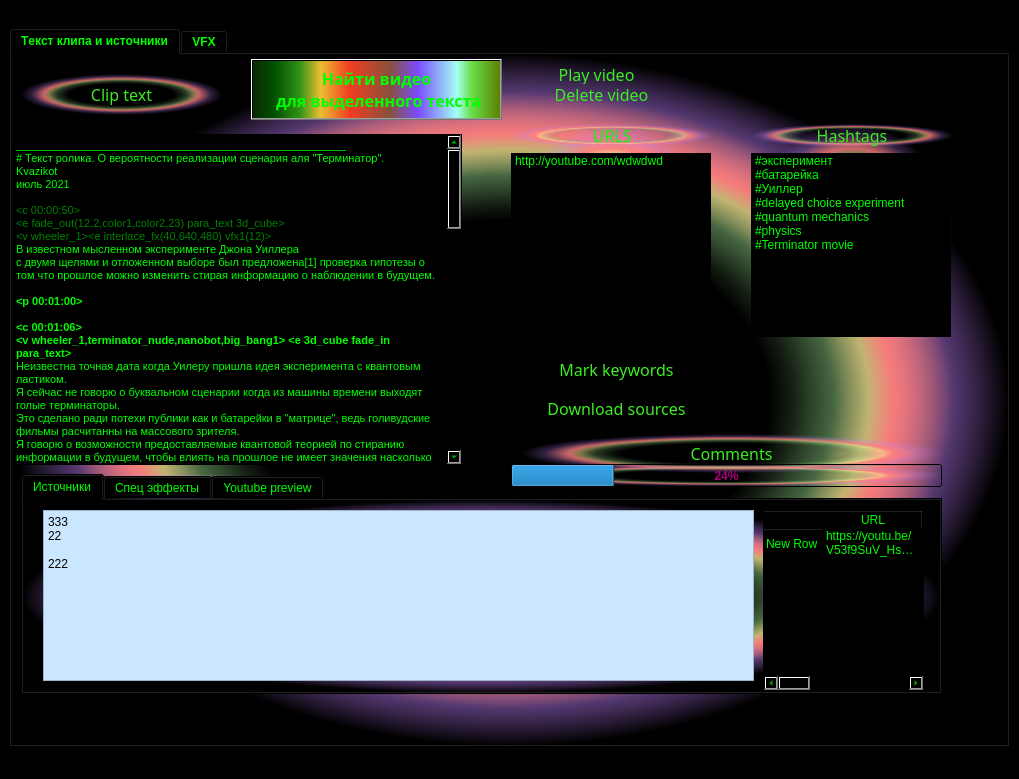
Old version of the form VideoCube/VideoCubeCV/mainwindow.ui in the repository Kvazikot/VideoProjects.
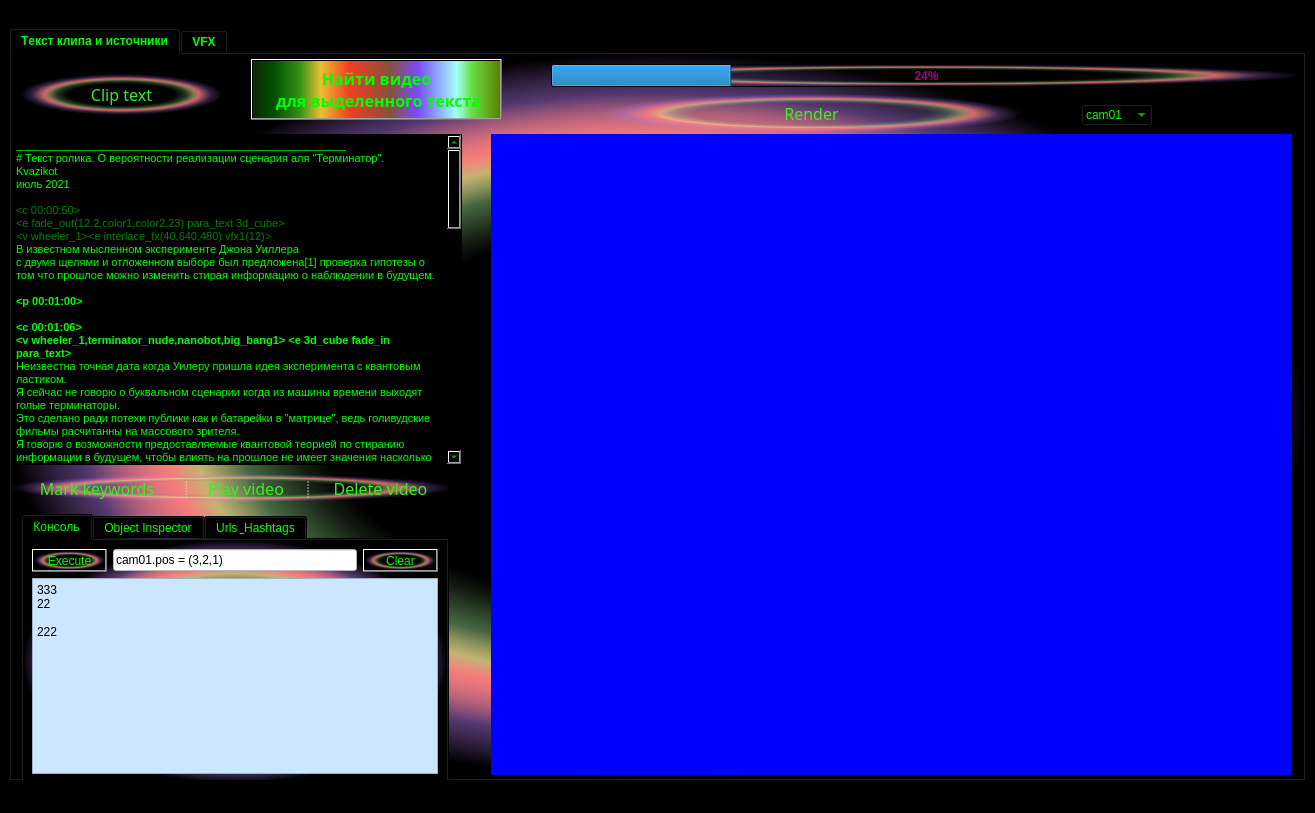
New version of the form.

Commit message: form design changed

Patch:
```diff
--- a/VideoCube/VideoCubeCV/mainwindow.ui
+++ b/VideoCube/VideoCubeCV/mainwindow.ui
@@ -6,8 +6,8 @@
    <rect>
     <x>0</x>
     <y>0</y>
-    <width>1019</width>
-    <height>779</height>
+    <width>1315</width>
+    <height>813</height>
    </rect>
   </property>
   <property name="windowTitle">
@@ -338,53 +338,11 @@
          <set>Qt::AlignCenter</set>
         </property>
        </widget>
-       <widget class="QPushButton" name="markKeywordsButton">
-        <property name="geometry">
-         <rect>
-          <x>490</x>
-          <y>300</y>
-          <width>231</width>
-          <height>31</height>
-         </rect>
-        </property>
-        <property name="sizePolicy">
-         <sizepolicy hsizetype="Fixed" vsizetype="Fixed">
-          <horstretch>0</horstretch>
-          <verstretch>0</verstretch>
-         </sizepolicy>
-        </property>
-        <property name="font">
-         <font>
-          <family>Magneto</family>
-          <pointsize>12</pointsize>
-          <weight>9</weight>
-          <italic>false</italic>
-          <bold>false</bold>
-          <underline>false</underline>
-         </font>
-        </property>
-        <property name="autoFillBackground">
-         <bool>false</bool>
-        </property>
-        <property name="styleSheet">
-         <string notr="true">color: rgb(60, 238, 33);
-font: 75 12pt &quot;Magneto&quot;;</string>
-        </property>
-        <property name="text">
-         <string>Mark keywords</string>
-        </property>
-        <property name="checkable">
-         <bool>false</bool>
-        </property>
-        <property name="flat">
-         <bool>true</bool>
-        </property>
-       </widget>
        <widget class="QLabel" name="label_5">
         <property name="geometry">
          <rect>
-          <x>510</x>
-          <y>380</y>
+          <x>590</x>
+          <y>40</y>
           <width>421</width>
           <height>39</height>
          </rect>
@@ -403,7 +361,7 @@
 font: 75 12pt &quot;Magneto&quot;;</string>
         </property>
         <property name="text">
-         <string>Comments</string>
+         <string>Render</string>
         </property>
         <property name="alignment">
          <set>Qt::AlignCenter</set>
@@ -1259,136 +1217,13 @@
          <bool>false</bool>
         </property>
        </widget>
-       <widget class="QPushButton" name="playVideoButton">
-        <property name="geometry">
-         <rect>
-          <x>530</x>
-          <y>10</y>
-          <width>111</width>
-          <height>21</height>
-         </rect>
-        </property>
-        <property name="sizePolicy">
-         <sizepolicy hsizetype="Fixed" vsizetype="Fixed">
-          <horstretch>0</horstretch>
-          <verstretch>0</verstretch>
-         </sizepolicy>
-        </property>
-        <property name="font">
-         <font>
-          <family>Magneto</family>
-          <pointsize>12</pointsize>
-          <weight>9</weight>
-          <italic>false</italic>
-          <bold>false</bold>
-          <underline>false</underline>
-         </font>
-        </property>
-        <property name="styleSheet">
-         <string notr="true">color: rgb(60, 238, 33);
-font: 75 12pt &quot;Magneto&quot;;</string>
-        </property>
-        <property name="text">
-         <string>Play video</string>
-        </property>
-        <property name="checkable">
-         <bool>false</bool>
-        </property>
-        <property name="default">
-         <bool>false</bool>
-        </property>
-        <property name="flat">
-         <bool>true</bool>
-        </property>
-       </widget>
-       <widget class="QPushButton" name="downloadSourcesButton">
-        <property name="geometry">
-         <rect>
-          <x>490</x>
-          <y>340</y>
-          <width>231</width>
-          <height>29</height>
-         </rect>
-        </property>
-        <property name="sizePolicy">
-         <sizepolicy hsizetype="Fixed" vsizetype="Fixed">
-          <horstretch>0</horstretch>
-          <verstretch>0</verstretch>
-         </sizepolicy>
-        </property>
-        <property name="font">
-         <font>
-          <family>Magneto</family>
-          <pointsize>12</pointsize>
-          <weight>9</weight>
-          <italic>false</italic>
-          <bold>false</bold>
-          <underline>false</underline>
-         </font>
-        </property>
-        <property name="styleSheet">
-         <string notr="true">color: rgb(60, 238, 33);
-font: 75 12pt &quot;Magneto&quot;;</string>
-        </property>
-        <property name="text">
-         <string>Download sources</string>
-        </property>
-        <property name="checkable">
-         <bool>false</bool>
-        </property>
-        <property name="flat">
-         <bool>true</bool>
-        </property>
-       </widget>
-       <widget class="QPushButton" name="deleteVideoButton">
-        <property name="geometry">
-         <rect>
-          <x>530</x>
-          <y>30</y>
-          <width>121</width>
-          <height>21</height>
-         </rect>
-        </property>
-        <property name="sizePolicy">
-         <sizepolicy hsizetype="Fixed" vsizetype="Fixed">
-          <horstretch>0</horstretch>
-          <verstretch>0</verstretch>
-         </sizepolicy>
-        </property>
-        <property name="font">
-         <font>
-          <family>Magneto</family>
-          <pointsize>12</pointsize>
-          <weight>9</weight>
-          <italic>false</italic>
-          <bold>false</bold>
-          <underline>false</underline>
-         </font>
-        </property>
-        <property name="styleSheet">
-         <string notr="true">color: rgb(60, 238, 33);
-font: 75 12pt &quot;Magneto&quot;;</string>
-        </property>
-        <property name="text">
-         <string>Delete video</string>
-        </property>
-        <property name="checkable">
-         <bool>false</bool>
-        </property>
-        <property name="default">
-         <bool>false</bool>
-        </property>
-        <property name="flat">
-         <bool>true</bool>
-        </property>
-       </widget>
        <widget class="QTabWidget" name="tabWidget_2">
         <property name="geometry">
          <rect>
           <x>10</x>
-          <y>420</y>
-          <width>921</width>
-          <height>221</height>
+          <y>460</y>
+          <width>428</width>
+          <height>271</height>
          </rect>
         </property>
         <property name="currentIndex">
@@ -1396,72 +1231,40 @@
         </property>
         <widget class="QWidget" name="tab1">
          <attribute name="title">
-          <string>Источники</string>
+          <string>Консоль</string>
          </attribute>
-         <widget class="QTableWidget" name="tableWidget">
-          <property name="geometry">
-           <rect>
-            <x>740</x>
-            <y>10</y>
-            <width>161</width>
-            <height>181</height>
-           </rect>
-          </property>
-          <property name="styleSheet">
-           <string notr="true">background-color: rgb(0, 0, 0);
-color: rgb(0, 255, 0);</string>
-          </property>
-          <row>
-           <property name="text">
-            <string notr="true">New Row</string>
-           </property>
-          </row>
-          <column>
-           <property name="text">
-            <string>URL</string>
-           </property>
-          </column>
-          <column>
-           <property name="text">
-            <string>n</string>
-           </property>
-          </column>
-          <column>
-           <property name="text">
-            <string>Название</string>
-           </property>
-          </column>
-          <column>
-           <property name="text">
-            <string>Комментарий</string>
-           </property>
-          </column>
+         <layout class="QGridLayout" name="gridLayout_3">
           <item row="0" column="0">
+           <layout class="QHBoxLayout" name="horizontalLayout">
+            <item>
+             <widget class="QPushButton" name="pushButton_2">
            <property name="text">
-            <string>https://youtu.be/V53f9SuV_Hs?t=115
-</string>
-           </property>
-          </item>
-          <item row="0" column="1">
+               <string>Execute</string>
+              </property>
+             </widget>
+            </item>
+            <item>
+             <widget class="QLineEdit" name="lineEdit">
+              <property name="styleSheet">
+               <string notr="true">background-color: rgb(255, 255, 255);
+color: rgb(0, 0, 0);</string>
+              </property>
            <property name="text">
-            <string>1</string>
-           </property>
-          </item>
-          <item row="0" column="2">
+               <string>cam01.pos = (3,2,1)</string>
+              </property>
+             </widget>
+            </item>
+            <item>
+             <widget class="QPushButton" name="pushButton">
            <property name="text">
-            <string>Великая Тартария. Нас обманывают. Официальную историю опровергают карты</string>
-           </property>
-          </item>
-         </widget>
+               <string>Clear</string>
+              </property>
+             </widget>
+            </item>
+           </layout>
+          </item>
+          <item row="1" column="0">
          <widget class="QPlainTextEdit" name="console">
-          <property name="geometry">
-           <rect>
-            <x>20</x>
-            <y>10</y>
-            <width>711</width>
-            <height>171</height>
-           </rect>
-          </property>
           <property name="styleSheet">
            <string notr="true">background-color: rgb(203, 231, 255);
 color: rgb(0, 0, 0);</string>
@@ -1473,10 +1276,12 @@
 222</string>
           </property>
          </widget>
+          </item>
+         </layout>
         </widget>
         <widget class="QWidget" name="tab_3">
          <attribute name="title">
-          <string>Спец эффекты</string>
+          <string>Object Inspector</string>
          </attribute>
          <widget class="QListWidget" name="listWidget_3">
           <property name="geometry">
@@ -1540,47 +1345,10 @@
         </widget>
         <widget class="QWidget" name="tab_2">
          <attribute name="title">
-          <string>Youtube preview</string>
+          <string>Urls &amp; Hashtags</string>
          </attribute>
-        </widget>
-       </widget>
-       <widget class="QWidget" name="layoutWidget">
-        <property name="geometry">
-         <rect>
-          <x>500</x>
-          <y>70</y>
-          <width>202</width>
-          <height>213</height>
-         </rect>
-        </property>
-        <layout class="QVBoxLayout" name="verticalLayout">
-         <item>
-          <widget class="QLabel" name="label_3">
-           <property name="font">
-            <font>
-             <family>Magneto</family>
-             <pointsize>12</pointsize>
-             <weight>9</weight>
-             <italic>false</italic>
-             <bold>false</bold>
-            </font>
-           </property>
-           <property name="styleSheet">
-            <string notr="true">color: rgb(60, 238, 33);
-font: 75 12pt &quot;Magneto&quot;;</string>
-           </property>
-           <property name="text">
-            <string>&lt;html&gt;&lt;head/&gt;&lt;body&gt;&lt;p&gt;&lt;span style=&quot; color:#00ff00;&quot;&gt;URLS&lt;/span&gt;&lt;/p&gt;&lt;/body&gt;&lt;/html&gt;</string>
-           </property>
-           <property name="scaledContents">
-            <bool>false</bool>
-           </property>
-           <property name="alignment">
-            <set>Qt::AlignCenter</set>
-           </property>
-          </widget>
-         </item>
-         <item>
+         <layout class="QGridLayout" name="gridLayout_2">
+          <item row="1" column="0" rowspan="2">
           <widget class="QListWidget" name="urlsList">
            <property name="maximumSize">
             <size>
@@ -1599,42 +1367,7 @@
            </item>
           </widget>
          </item>
-        </layout>
-       </widget>
-       <widget class="QWidget" name="layoutWidget">
-        <property name="geometry">
-         <rect>
-          <x>740</x>
-          <y>70</y>
-          <width>202</width>
-          <height>213</height>
-         </rect>
-        </property>
-        <layout class="QVBoxLayout" name="verticalLayout_2">
-         <item>
-          <widget class="QLabel" name="label_2">
-           <property name="font">
-            <font>
-             <family>Magneto</family>
-             <pointsize>12</pointsize>
-             <weight>9</weight>
-             <italic>false</italic>
-             <bold>false</bold>
-            </font>
-           </property>
-           <property name="styleSheet">
-            <string notr="true">color: rgb(60, 238, 33);
-font: 75 12pt &quot;Magneto&quot;;</string>
-           </property>
-           <property name="text">
-            <string>Hashtags</string>
-           </property>
-           <property name="alignment">
-            <set>Qt::AlignCenter</set>
-           </property>
-          </widget>
-         </item>
-         <item>
+          <item row="2" column="1">
           <widget class="QListWidget" name="hashtagList">
            <property name="maximumSize">
             <size>
@@ -1683,14 +1416,64 @@
            </item>
           </widget>
          </item>
-        </layout>
+          <item row="0" column="0">
+           <widget class="QLabel" name="label_3">
+            <property name="font">
+             <font>
+              <family>Magneto</family>
+              <pointsize>12</pointsize>
+              <weight>9</weight>
+              <italic>false</italic>
+              <bold>false</bold>
+             </font>
+            </property>
+            <property name="styleSheet">
+             <string notr="true">color: rgb(60, 238, 33);
+font: 75 12pt &quot;Magneto&quot;;</string>
+            </property>
+            <property name="text">
+             <string>&lt;html&gt;&lt;head/&gt;&lt;body&gt;&lt;p&gt;&lt;span style=&quot; color:#00ff00;&quot;&gt;URLS&lt;/span&gt;&lt;/p&gt;&lt;/body&gt;&lt;/html&gt;</string>
+            </property>
+            <property name="scaledContents">
+             <bool>false</bool>
+            </property>
+            <property name="alignment">
+             <set>Qt::AlignCenter</set>
+            </property>
+           </widget>
+          </item>
+          <item row="0" column="1" rowspan="2">
+           <widget class="QLabel" name="label_2">
+            <property name="font">
+             <font>
+              <family>Magneto</family>
+              <pointsize>12</pointsize>
+              <weight>9</weight>
+              <italic>false</italic>
+              <bold>false</bold>
+             </font>
+            </property>
+            <property name="styleSheet">
+             <string notr="true">color: rgb(60, 238, 33);
+font: 75 12pt &quot;Magneto&quot;;</string>
+            </property>
+            <property name="text">
+             <string>Hashtags</string>
+            </property>
+            <property name="alignment">
+             <set>Qt::AlignCenter</set>
+            </property>
+           </widget>
+          </item>
+         </layout>
+        </widget>
        </widget>
        <widget class="QProgressBar" name="progressBar">
         <property name="geometry">
          <rect>
-          <x>500</x>
-          <y>410</y>
-          <width>431</width>
+          <x>540</x>
+          <y>10</y>
+          <width>751</width>
           <height>23</height>
          </rect>
         </property>
@@ -1716,6 +1499,149 @@
          <string extracomment="333">%p%</string>
         </property>
        </widget>
+       <widget class="QWidget" name="widgetBrowser" native="true">
+        <property name="geometry">
+         <rect>
+          <x>480</x>
+          <y>80</y>
+          <width>801</width>
+          <height>641</height>
+         </rect>
+        </property>
+        <property name="styleSheet">
+         <string notr="true">background-color: rgb(0, 0, 255);</string>
+        </property>
+       </widget>
+       <widget class="QComboBox" name="comboBox">
+        <property name="geometry">
+         <rect>
+          <x>1070</x>
+          <y>50</y>
+          <width>72</width>
+          <height>22</height>
+         </rect>
+        </property>
+        <item>
+         <property name="text">
+          <string>cam01</string>
+         </property>
+        </item>
+       </widget>
+       <widget class="QSplitter" name="splitter">
+        <property name="geometry">
+         <rect>
+          <x>0</x>
+          <y>420</y>
+          <width>441</width>
+          <height>28</height>
+         </rect>
+        </property>
+        <property name="orientation">
+         <enum>Qt::Horizontal</enum>
+        </property>
+        <widget class="QPushButton" name="markKeywordsButton">
+         <property name="sizePolicy">
+          <sizepolicy hsizetype="Fixed" vsizetype="Fixed">
+           <horstretch>0</horstretch>
+           <verstretch>0</verstretch>
+          </sizepolicy>
+         </property>
+         <property name="font">
+          <font>
+           <family>Magneto</family>
+           <pointsize>12</pointsize>
+           <weight>9</weight>
+           <italic>false</italic>
+           <bold>false</bold>
+           <underline>false</underline>
+          </font>
+         </property>
+         <property name="autoFillBackground">
+          <bool>false</bool>
+         </property>
+         <property name="styleSheet">
+          <string notr="true">color: rgb(60, 238, 33);
+font: 75 12pt &quot;Magneto&quot;;</string>
+         </property>
+         <property name="text">
+          <string>Mark keywords</string>
+         </property>
+         <property name="checkable">
+          <bool>false</bool>
+         </property>
+         <property name="flat">
+          <bool>true</bool>
+         </property>
+        </widget>
+        <widget class="QPushButton" name="playVideoButton">
+         <property name="sizePolicy">
+          <sizepolicy hsizetype="Fixed" vsizetype="Fixed">
+           <horstretch>0</horstretch>
+           <verstretch>0</verstretch>
+          </sizepolicy>
+         </property>
+         <property name="font">
+          <font>
+           <family>Magneto</family>
+           <pointsize>12</pointsize>
+           <weight>9</weight>
+           <italic>false</italic>
+           <bold>false</bold>
+           <underline>false</underline>
+          </font>
+         </property>
+         <property name="styleSheet">
+          <string notr="true">color: rgb(60, 238, 33);
+font: 75 12pt &quot;Magneto&quot;;</string>
+         </property>
+         <property name="text">
+          <string>Play video</string>
+         </property>
+         <property name="checkable">
+          <bool>false</bool>
+         </property>
+         <property name="default">
+          <bool>false</bool>
+         </property>
+         <property name="flat">
+          <bool>true</bool>
+         </property>
+        </widget>
+        <widget class="QPushButton" name="deleteVideoButton">
+         <property name="sizePolicy">
+          <sizepolicy hsizetype="Fixed" vsizetype="Fixed">
+           <horstretch>0</horstretch>
+           <verstretch>0</verstretch>
+          </sizepolicy>
+         </property>
+         <property name="font">
+          <font>
+           <family>Magneto</family>
+           <pointsize>12</pointsize>
+           <weight>9</weight>
+           <italic>false</italic>
+           <bold>false</bold>
+           <underline>false</underline>
+          </font>
+         </property>
+         <property name="styleSheet">
+          <string notr="true">color: rgb(60, 238, 33);
+font: 75 12pt &quot;Magneto&quot;;</string>
+         </property>
+         <property name="text">
+          <string>Delete video</string>
+         </property>
+         <property name="checkable">
+          <bool>false</bool>
+         </property>
+         <property name="default">
+          <bool>false</bool>
+         </property>
+         <property name="flat">
+          <bool>true</bool>
+         </property>
+        </widget>
+       </widget>
       </widget>
       <widget class="QWidget" name="VFX">
        <attribute name="title">
@@ -1744,8 +1670,8 @@
     <rect>
      <x>0</x>
      <y>0</y>
-     <width>1019</width>
-     <height>21</height>
+     <width>1315</width>
+     <height>20</height>
     </rect>
    </property>
    <widget class="QMenu" name="menu">
```
Lines whose indentation alone changed are shown as unchanged. The commit also changes 1 other file.
